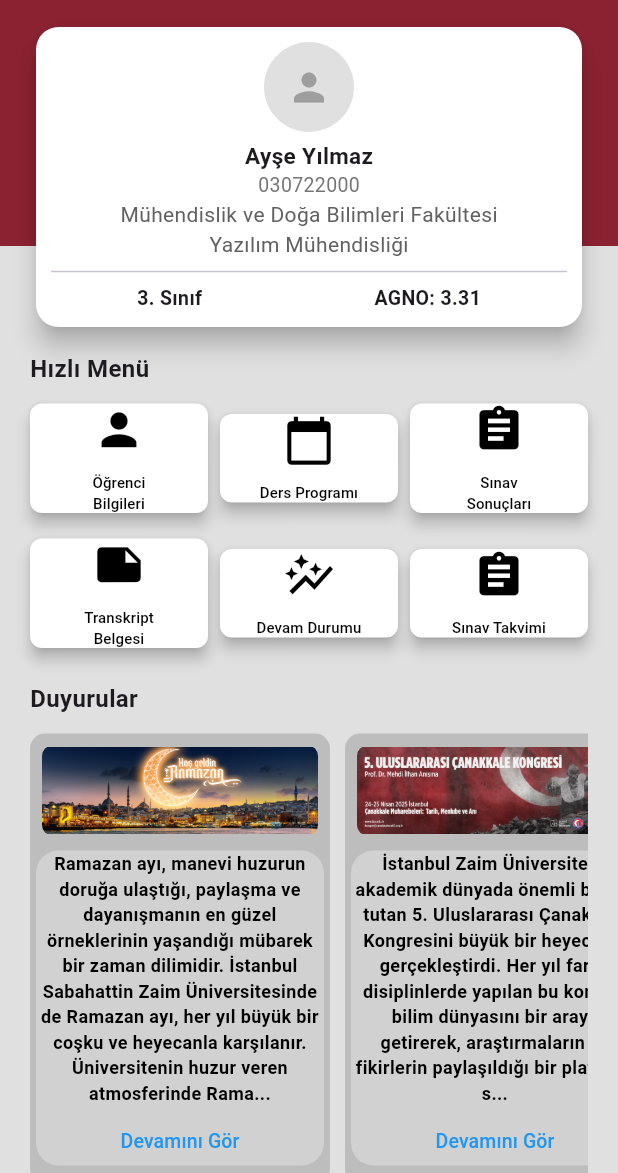
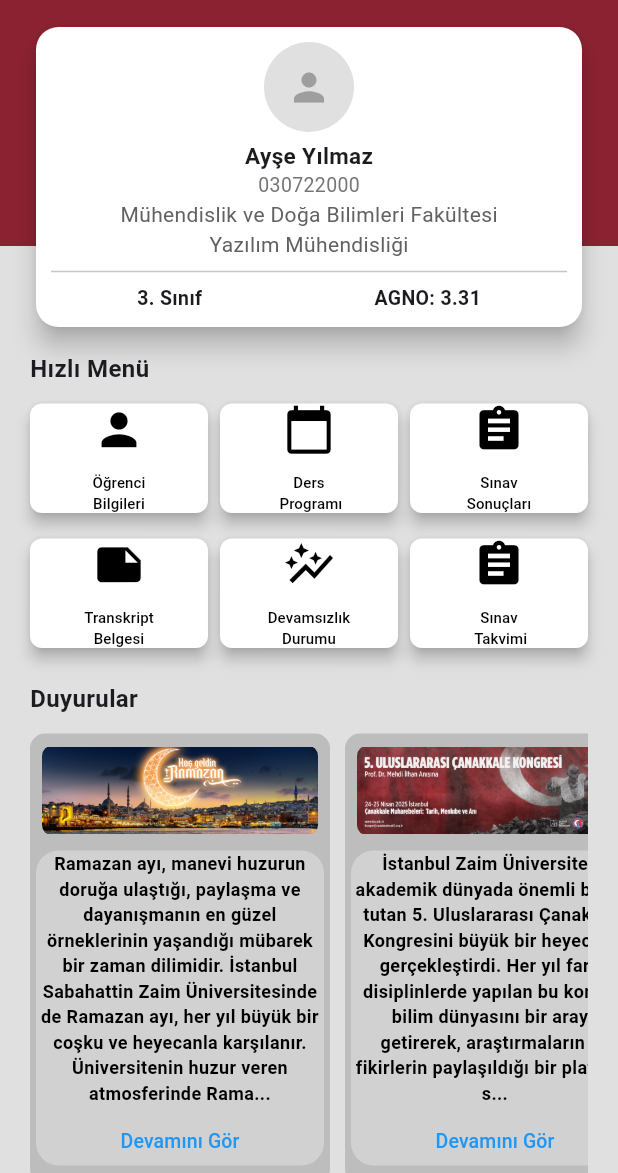
Before and after one commit to busrabetus/izu-mobil, a Flutter app: the HomePage screen opened directly, on a phone screen of 412 x 824 dp, the part 63-1236 px from its top. Run offline on Flutter 3.47's test engine with Material 3 defaults, Android fonts, the phone set to English and light mode, and no system bars; drawn by our look-alikes of auto_size_text.

Commit message:
hizli menu duzeltildi

```diff
--- a/lib/screens/homepage.dart
+++ b/lib/screens/homepage.dart
@@ -113,7 +113,7 @@ class HomePage extends StatelessWidget {
               children: [
                 menuButton(Icons.person, "Öğrenci Bilgileri", context, ogrencibilgileri()),
                 SizedBox(width: 8),
-                menuButton(Icons.calendar_today, "Ders Programı", context, dersprogrami()),
+                menuButton(Icons.calendar_today, "Ders\n Programı", context, dersprogrami()),
                 SizedBox(width: 8),
                 menuButton(Icons.assignment, "Sınav Sonuçları", context, sinavsonuclari()),
               ],
@@ -128,9 +128,9 @@ class HomePage extends StatelessWidget {
               children: [
                 menuButton(Icons.note, "Transkript Belgesi", context, transkript()),
                 SizedBox(width: 8),
-                menuButton(Icons.auto_graph, "Devam Durumu", context, DevamsizlikDurumu()),
+                menuButton(Icons.auto_graph, "Devamsızlık Durumu", context, DevamsizlikDurumu()),
                 SizedBox(width: 8),
-                menuButton(Icons.assignment, "Sınav Takvimi", context, sinavtakvimi()),
+                menuButton(Icons.assignment, "Sınav\n Takvimi", context, sinavtakvimi()),
               ],
             ),
           ),
@@ -323,8 +323,8 @@ class HomePage extends StatelessWidget {
               title,
               textAlign: TextAlign.center,
               style: TextStyle(color: Colors.black, fontSize: 10),
-              maxLines: 2,  // Tek satırda gösterir
-              minFontSize: 10,  // Minimum font boyutunu ayarla
+              maxLines: 2,
+              minFontSize: 10,
             ),
           ],
         ),
```
